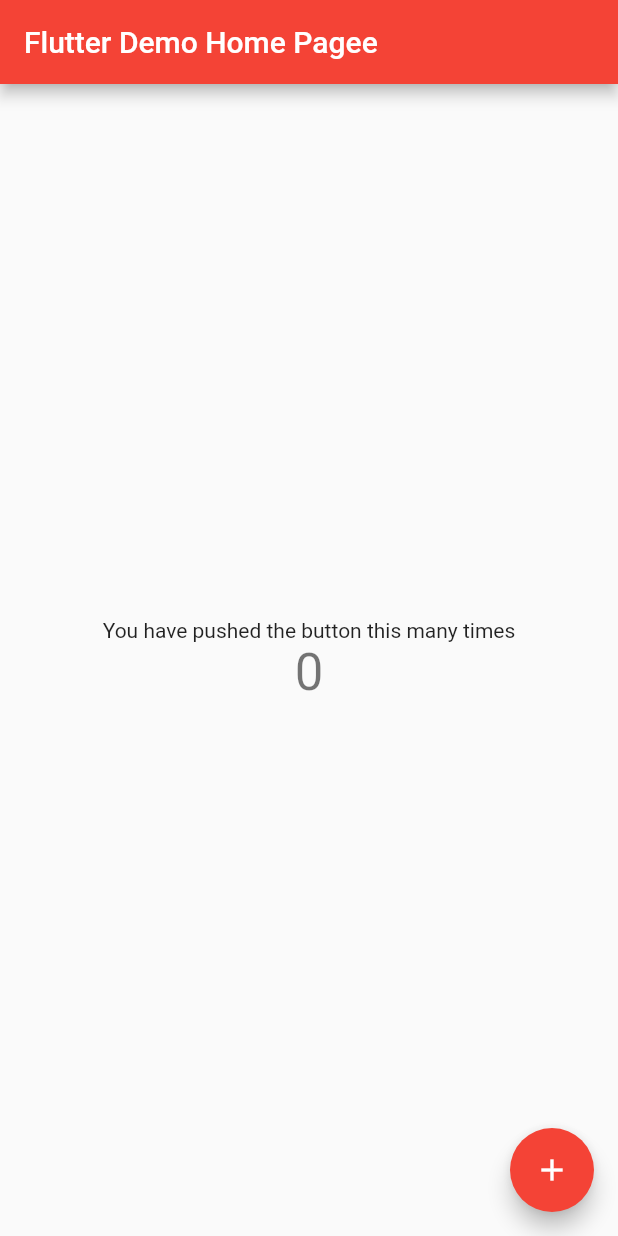
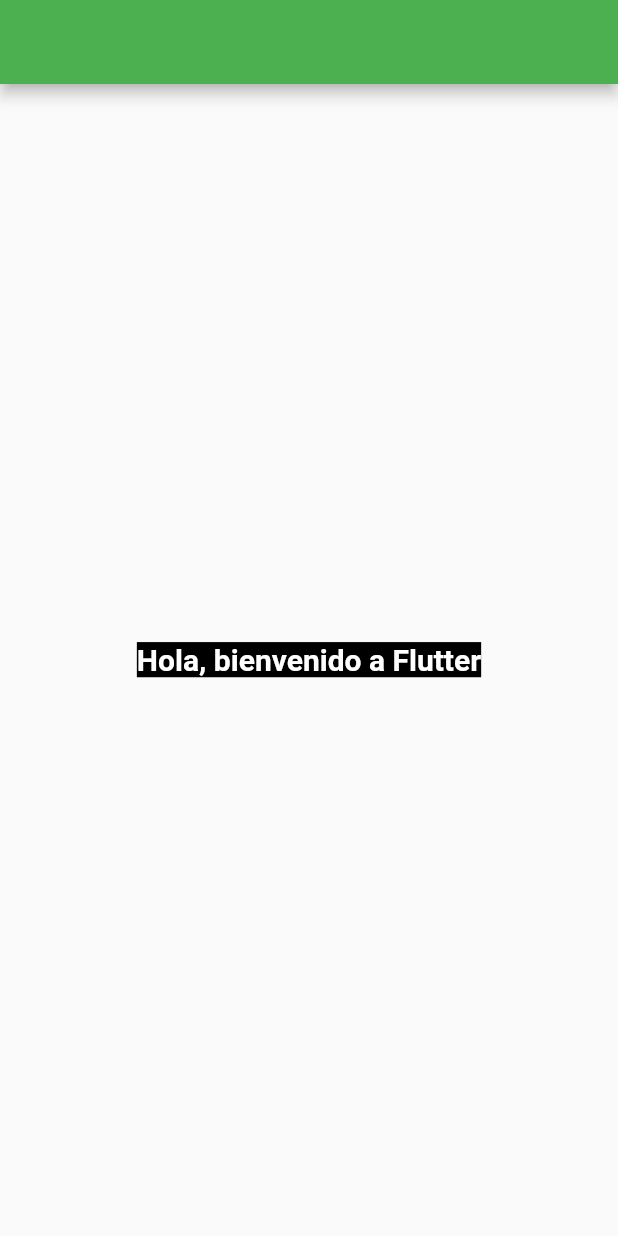
Before and after one commit to juanpa12121/flutter_myapp, a Flutter app: the screen it shows after launch, on a phone screen of 412 x 824 dp. Run offline on Flutter 3.47's test engine with Material 2 defaults, Android fonts, the phone set to English and light mode, and no system bars.

Commit message:
Estructura inicial, appBar, body y Texto

```diff
--- a/lib/main.dart
+++ b/lib/main.dart
@@ -7,109 +7,36 @@
 class MyApp extends StatelessWidget {
   const MyApp({super.key});
 
-  // This widget is the root of your application.
   @override
   Widget build(BuildContext context) {
     return MaterialApp(
       title: 'Flutter Demo',
       theme: ThemeData(
-        // This is the theme of your application.
-        //
-        // Try running your application with "flutter run". You'll see the
-        // application has a blue toolbar. Then, without quitting the app, try
-        // changing the primarySwatch below to Colors.green and then invoke
-        // "hot reload" (press "r" in the console where you ran "flutter run",
-        // or simply save your changes to "hot reload" in a Flutter IDE).
-        // Notice that the counter didn't reset back to zero; the application
-        // is not restarted.
-        primarySwatch: Colors.red,
+        primarySwatch: Colors.green,
       ),
-      home: const MyHomePage(title: 'Flutter Demo Home Pagee'),
+      home: const MyHomePage(),
     );
   }
 }
 
-class MyHomePage extends StatefulWidget {
-  const MyHomePage({super.key, required this.title});
-
-  // This widget is the home page of your application. It is stateful, meaning
-  // that it has a State object (defined below) that contains fields that affect
-  // how it looks.
-
-  // This class is the configuration for the state. It holds the values (in this
-  // case the title) provided by the parent (in this case the App widget) and
-  // used by the build method of the State. Fields in a Widget subclass are
-  // always marked "final".
-
-  final String title;
-
-  @override
-  State<MyHomePage> createState() => _MyHomePageState();
-}
-
-class _MyHomePageState extends State<MyHomePage> {
-  int _counter = 0;
-
-  void _incrementCounter() {
-    setState(() {
-      // This call to setState tells the Flutter framework that something has
-      // changed in this State, which causes it to rerun the build method below
-      // so that the display can reflect the updated values. If we changed
-      // _counter without calling setState(), then the build method would not be
-      // called again, and so nothing would appear to happen.
-      _counter++;
-    });
-  }
+class MyHomePage extends StatelessWidget {
+  //Constructor
+  const MyHomePage();
 
   @override
   Widget build(BuildContext context) {
-    // This method is rerun every time setState is called, for instance as done
-    // by the _incrementCounter method above.
-    //
-    // The Flutter framework has been optimized to make rerunning build methods
-    // fast, so that you can just rebuild anything that needs updating rather
-    // than having to individually change instances of widgets.
+    //Widget que nos permite acomodar diferentes elementos en la pantalla (navbar, body, etc)
     return Scaffold(
-      appBar: AppBar(
-        // Here we take the value from the MyHomePage object that was created by
-        // the App.build method, and use it to set our appbar title.
-        title: Text(widget.title),
-      ),
-      body: Center(
-        // Center is a layout widget. It takes a single child and positions it
-        // in the middle of the parent.
-        child: Column(
-          // Column is also a layout widget. It takes a list of children and
-          // arranges them vertically. By default, it sizes itself to fit its
-          // children horizontally, and tries to be as tall as its parent.
-          //
-          // Invoke "debug painting" (press "p" in the console, choose the
-          // "Toggle Debug Paint" action from the Flutter Inspector in Android
-          // Studio, or the "Toggle Debug Paint" command in Visual Studio Code)
-          // to see the wireframe for each widget.
-          //
-          // Column has various properties to control how it sizes itself and
-          // how it positions its children. Here we use mainAxisAlignment to
-          // center the children vertically; the main axis here is the vertical
-          // axis because Columns are vertical (the cross axis would be
-          // horizontal).
-          mainAxisAlignment: MainAxisAlignment.center,
-          children: <Widget>[
-            const Text(
-              'You have pushed the button this many times',
-            ),
-            Text(
-              '$_counter',
-              style: Theme.of(context).textTheme.headlineMedium,
-            ),
-          ],
-        ),
-      ),
-      floatingActionButton: FloatingActionButton(
-        onPressed: _incrementCounter,
-        tooltip: 'Increment',
-        child: const Icon(Icons.add),
-      ), // This trailing comma makes auto-formatting nicer for build methods.
-    );
+        appBar: AppBar(),
+        body: const Center(
+          child: Text("Hola, bienvenido a Flutter",
+              style: TextStyle(
+                  fontSize: 20,
+                  fontWeight: FontWeight.bold,
+                  color: Colors.white,
+                backgroundColor: Colors.black
+              )
+          ),
+        ));
   }
 }
```
